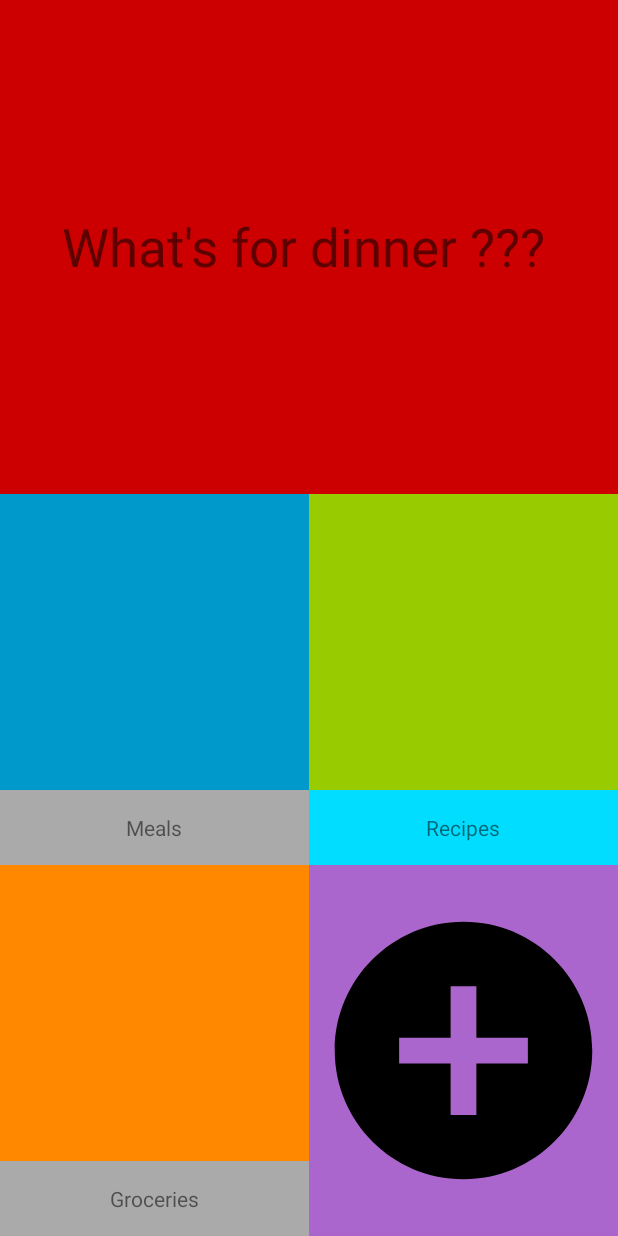
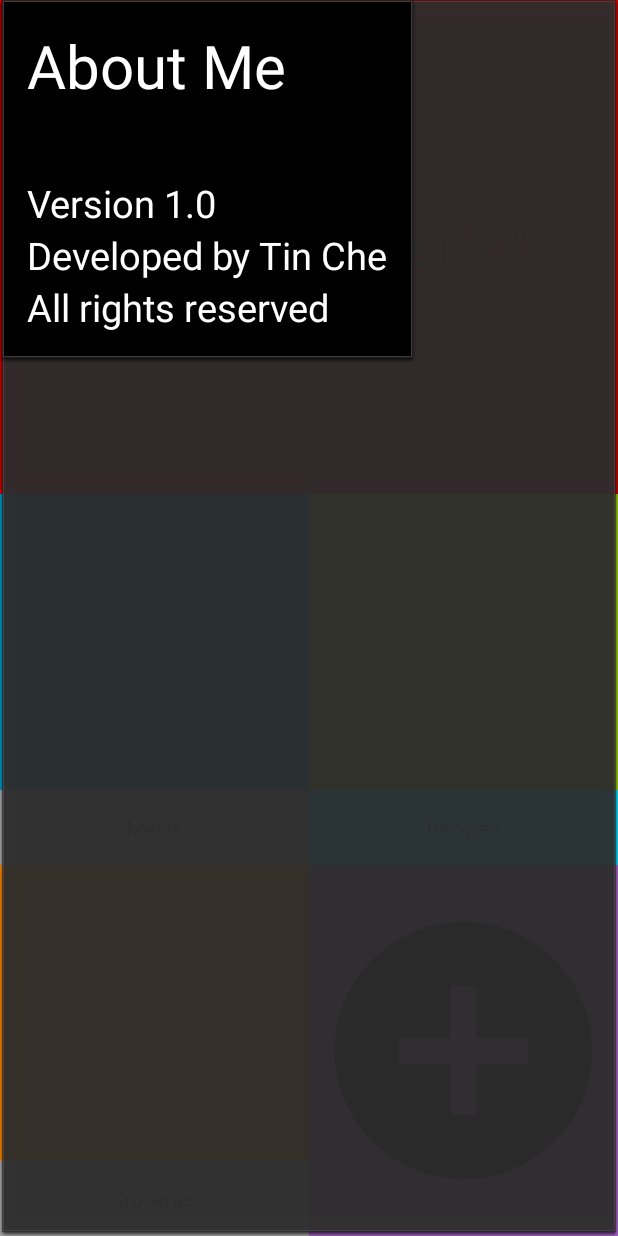
Before and after one commit to tincheleky/wfd-app, an Android app: the screen it shows after launch (HomeActivity), after a tap on "What's for dinner ???", on a phone screen of 412 x 824 dp. Run offline under Robolectric (Android 15) with nearby library versions, the phone set to English and light mode, and no system bars.

Commit message:
Done about us

```diff
--- a/app/src/main/AndroidManifest.xml
+++ b/app/src/main/AndroidManifest.xml
@@ -15,6 +15,7 @@
                 <category android:name="android.intent.category.LAUNCHER" />
             </intent-filter>
         </activity>
+        <activity android:name=".NewDishActivity"></activity>
     </application>
 
 </manifest>
--- a/app/src/main/java/com/tin/whattoeat/HomeActivity.java
+++ b/app/src/main/java/com/tin/whattoeat/HomeActivity.java
@@ -1,8 +1,15 @@
 package com.tin.whattoeat;
 
+import android.graphics.Color;
+import android.support.v7.app.ActionBar;
 import android.support.v7.app.AppCompatActivity;
 import android.os.Bundle;
+import android.view.Gravity;
+import android.view.MotionEvent;
 import android.view.View;
+import android.view.ViewGroup;
+import android.widget.LinearLayout;
+import android.widget.PopupWindow;
 
 public class HomeActivity extends AppCompatActivity {
 
@@ -17,5 +24,40 @@ public class HomeActivity extends AppCompatActivity {
     public void displayAboutUs(View v)
     {
         System.out.println("Hey");
+        final PopupWindow popupWindow = new PopupWindow(this);
+        LinearLayout popupLayout = new LinearLayout(this);
+        popupWindow.setHeight(ViewGroup.LayoutParams.MATCH_PARENT);
+        popupWindow.setWidth(ViewGroup.LayoutParams.MATCH_PARENT);
+
+        popupLayout.setLayoutParams(new LinearLayout.LayoutParams(LinearLayout.LayoutParams.MATCH_PARENT,
+                                                                LinearLayout.LayoutParams.MATCH_PARENT));
+        popupLayout.setOrientation(LinearLayout.VERTICAL);
+        popupLayout.setAlpha(0.25f);
+        popupLayout.setBackgroundColor(Color.BLACK);
+        popupLayout.setVisibility(LinearLayout.VISIBLE);
+        popupWindow.setContentView(popupLayout);
+        popupWindow.showAtLocation(v, Gravity.CENTER, 0, 0);
+
+        final PopupWindow popupWindow2 = new PopupWindow(this);
+
+        popupWindow2.setHeight(ViewGroup.LayoutParams.WRAP_CONTENT);
+        popupWindow2.setWidth(ViewGroup.LayoutParams.WRAP_CONTENT);
+
+        popupWindow2.setContentView(getLayoutInflater().inflate(R.layout.about_us, null));
+        popupWindow2.showAtLocation(v, Gravity.CENTER, 0, 0);
+
+        popupWindow.setTouchable(true);
+        popupLayout.setOnTouchListener(new View.OnTouchListener() {
+            @Override
+            public boolean onTouch(View v, MotionEvent event) {
+                if (event.getAction() == MotionEvent.ACTION_UP)
+                {
+                    popupWindow.dismiss();
+                    popupWindow2.dismiss();
+                }
+                return true;
+            }
+        });
+
     }
 }
--- /dev/null
+++ b/app/src/main/java/com/tin/whattoeat/NewDishActivity.java
@@ -0,0 +1,13 @@
+package com.tin.whattoeat;
+
+import android.support.v7.app.AppCompatActivity;
+import android.os.Bundle;
+
+public class NewDishActivity extends AppCompatActivity {
+
+    @Override
+    protected void onCreate(Bundle savedInstanceState) {
+        super.onCreate(savedInstanceState);
+        setContentView(R.layout.activity_new_dish);
+    }
+}
--- /dev/null
+++ b/app/src/main/res/layout/about_us.xml
@@ -0,0 +1,45 @@
+<?xml version="1.0" encoding="utf-8"?>
+<LinearLayout xmlns:android="http://schemas.android.com/apk/res/android"
+    android:orientation="vertical"
+    android:layout_width="wrap_content"
+    android:layout_height="wrap_content"
+    android:id="@+id/about_us_layout"
+    android:layout_gravity="center"
+    android:background="@android:color/black"
+    android:padding="15dp">
+
+
+  <TextView
+      android:id="@+id/about1"
+      android:layout_width="wrap_content"
+      android:layout_height="wrap_content"
+      android:text="About Me\n"
+      android:textSize="40dp"
+      android:textColor="@android:color/white"/>
+
+  <TextView
+      android:id="@+id/build_number"
+      android:layout_width="wrap_content"
+      android:layout_height="wrap_content"
+      android:text="Version 1.0"
+      android:textSize="25dp"
+      android:textColor="@android:color/white"/>
+
+  <TextView
+      android:id="@+id/about2"
+      android:layout_width="wrap_content"
+      android:layout_height="wrap_content"
+      android:text="Developed by Tin Che"
+      android:textSize="25dp"
+      android:textColor="@android:color/white"/>
+
+
+  <TextView
+      android:id="@+id/about3"
+      android:layout_width="wrap_content"
+      android:layout_height="wrap_content"
+      android:text="All rights reserved"
+      android:textSize="25dp"
+      android:textColor="@android:color/white"/>
+
+</LinearLayout>
--- /dev/null
+++ b/app/src/main/res/layout/activity_new_dish.xml
@@ -0,0 +1,13 @@
+<?xml version="1.0" encoding="utf-8"?>
+<RelativeLayout xmlns:android="http://schemas.android.com/apk/res/android"
+    xmlns:tools="http://schemas.android.com/tools"
+    android:id="@+id/activity_new_dish"
+    android:layout_width="match_parent"
+    android:layout_height="match_parent"
+    android:paddingBottom="@dimen/activity_vertical_margin"
+    android:paddingLeft="@dimen/activity_horizontal_margin"
+    android:paddingRight="@dimen/activity_horizontal_margin"
+    android:paddingTop="@dimen/activity_vertical_margin"
+    tools:context="com.tin.whattoeat.NewDishActivity">
+
+</RelativeLayout>
```
